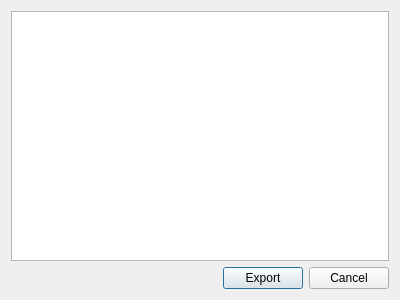
The window that src/gdxviewer/exportdialog.ui (GAMS-dev/studio) describes before a commit, drawn with Qt 5.
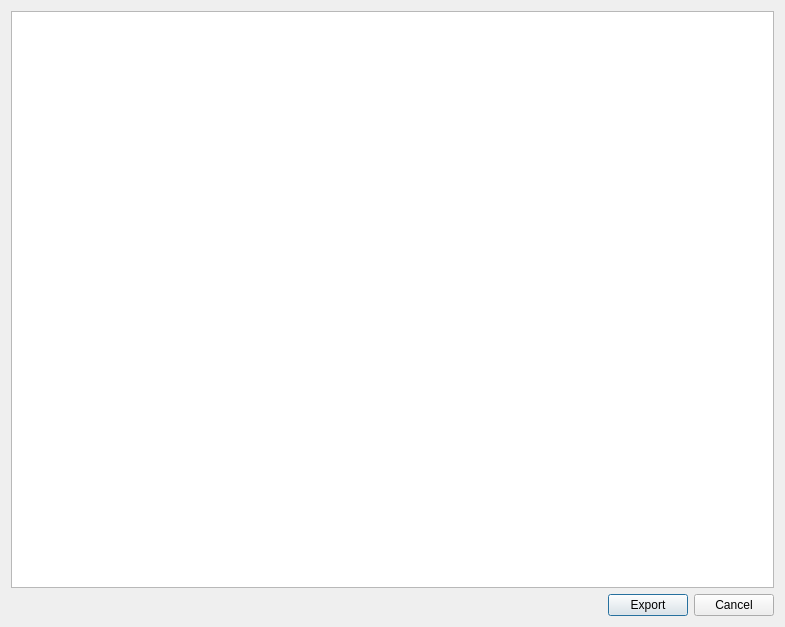
The same window after the commit.

Commit message: Make scalars work

Diff of the .ui file:
```diff
--- a/src/gdxviewer/exportdialog.ui
+++ b/src/gdxviewer/exportdialog.ui
@@ -6,8 +6,8 @@
    <rect>
     <x>0</x>
     <y>0</y>
-    <width>400</width>
-    <height>300</height>
+    <width>785</width>
+    <height>627</height>
    </rect>
   </property>
   <property name="windowTitle">
@@ -22,6 +22,9 @@
      <property name="sortingEnabled">
       <bool>false</bool>
      </property>
+     <attribute name="horizontalHeaderStretchLastSection">
+      <bool>true</bool>
+     </attribute>
     </widget>
    </item>
    <item>
```
The commit also changes 1 other file.
